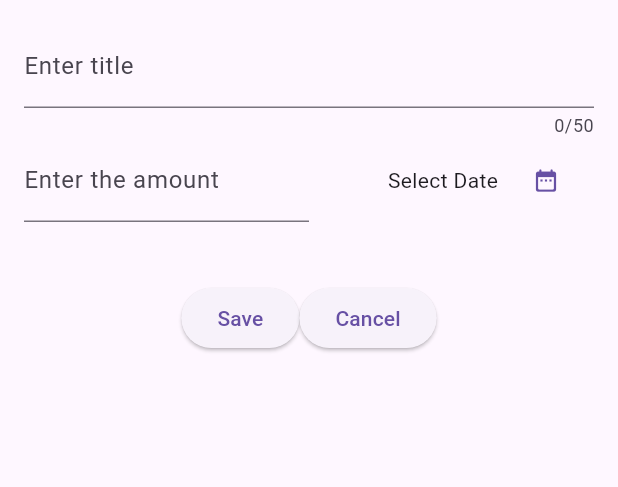
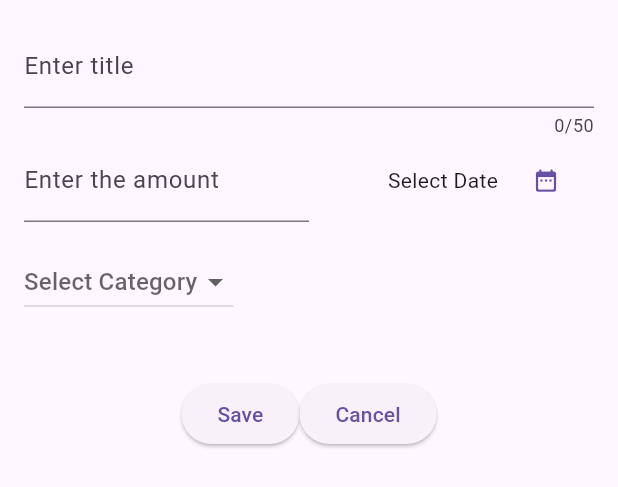
Before and after one commit to TimJonsson/expense_tracker, a Flutter app: the NewExpense widget shown alone on an empty page, opened directly, on a phone screen of 412 x 824 dp. Shown: the top 487 px of the screen. Run offline on Flutter 3.47's test engine with Material 3 defaults, Android fonts, the phone set to English and light mode, and no system bars.

Commit message:
Added functionality so a category is chosen when choosing an expense

```diff
--- a/lib/widgets/expenses_list/new_expense.dart
+++ b/lib/widgets/expenses_list/new_expense.dart
@@ -14,6 +14,7 @@ class _NewExpenseState extends State<NewExpense> {
   final _titleController = TextEditingController();
   final _amountController = TextEditingController();
   DateTime? _selectedDate;
+  Category? _selectedCategory;
 
   void _openDateOverLay() async {
     final now = DateTime.now();
@@ -80,6 +81,30 @@ class _NewExpenseState extends State<NewExpense> {
               ),
             ],
           ),
+          const SizedBox(height: 16),
+          Align(
+            alignment: Alignment.centerLeft,
+            child: DropdownButton<Category>(
+              value: _selectedCategory,
+              hint: const Text("Select Category"),
+              items: Category.values
+                  .map(
+                    (category) => DropdownMenuItem(
+                      value: category,
+                      child: Text(category.name.toUpperCase()),
+                    ),
+                  )
+                  .toList(),
+              onChanged: (value) {
+                if (value == null) {
+                  return;
+                }
+                setState(() {
+                  _selectedCategory = value;
+                });
+              },
+            ),
+          ),
           const SizedBox(height: 40),
           Row(
             mainAxisAlignment: MainAxisAlignment.center,
```
